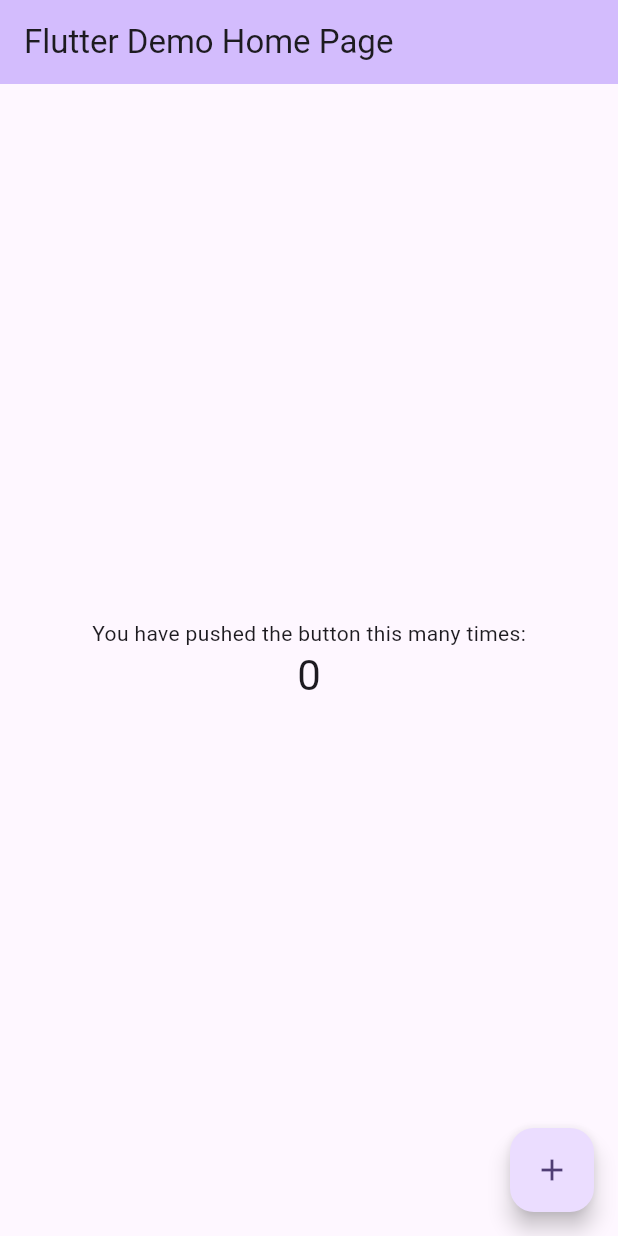
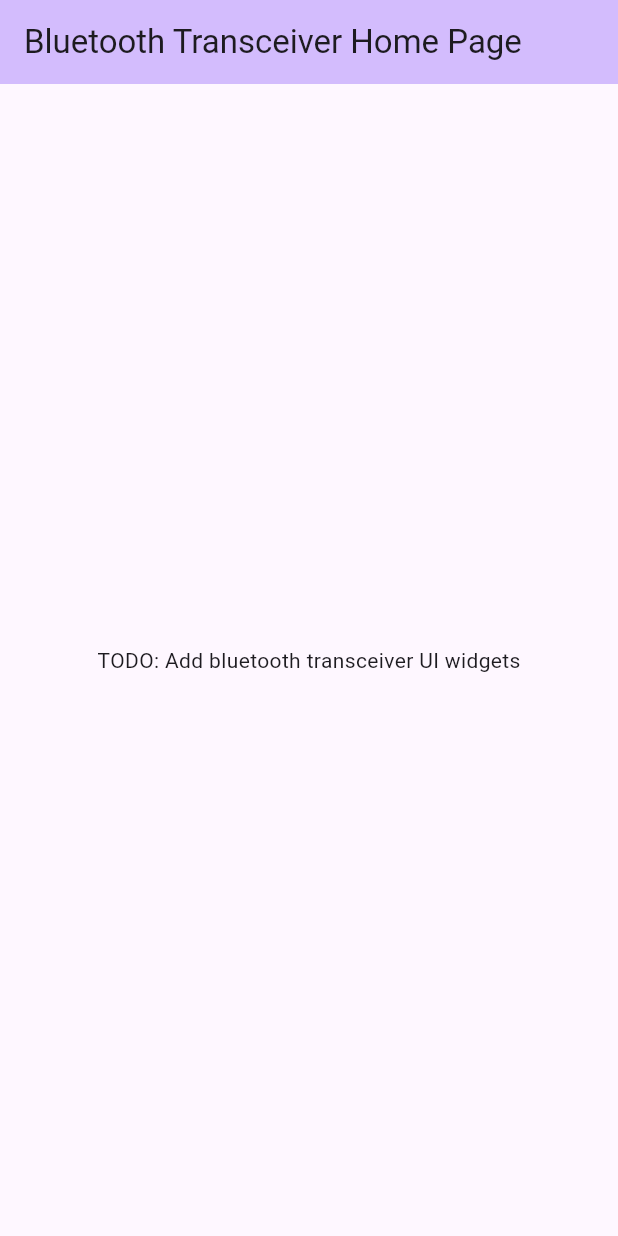
Before and after one commit to danielvallance/flutter_bluetooth_communication, a Flutter app: the screen it shows after launch, on a phone screen of 412 x 824 dp. Run offline on Flutter 3.47's test engine with Material 3 defaults, Android fonts, the light colour scheme and no system bars.

Commit message:
Removed some boilerplate code from the default initial Flutter project generated by VSCode

```diff
--- a/lib/main.dart
+++ b/lib/main.dart
@@ -1,125 +1,45 @@
 import 'package:flutter/material.dart';
 
 void main() {
-  runApp(const MyApp());
+  runApp(const BluetoothTransceiverApp());
 }
 
-class MyApp extends StatelessWidget {
-  const MyApp({super.key});
+class BluetoothTransceiverApp extends StatelessWidget {
+  const BluetoothTransceiverApp({super.key});
 
-  // This widget is the root of your application.
   @override
   Widget build(BuildContext context) {
     return MaterialApp(
-      title: 'Flutter Demo',
+      title: 'Bluetooth Transceiver',
       theme: ThemeData(
-        // This is the theme of your application.
-        //
-        // TRY THIS: Try running your application with "flutter run". You'll see
-        // the application has a purple toolbar. Then, without quitting the app,
-        // try changing the seedColor in the colorScheme below to Colors.green
-        // and then invoke "hot reload" (save your changes or press the "hot
-        // reload" button in a Flutter-supported IDE, or press "r" if you used
-        // the command line to start the app).
-        //
-        // Notice that the counter didn't reset back to zero; the application
-        // state is not lost during the reload. To reset the state, use hot
-        // restart instead.
-        //
-        // This works for code too, not just values: Most code changes can be
-        // tested with just a hot reload.
         colorScheme: ColorScheme.fromSeed(seedColor: Colors.deepPurple),
         useMaterial3: true,
       ),
-      home: const MyHomePage(title: 'Flutter Demo Home Page'),
+      home: const BluetoothTransceiverHomePage(),
     );
   }
 }
 
-class MyHomePage extends StatefulWidget {
-  const MyHomePage({super.key, required this.title});
-
-  // This widget is the home page of your application. It is stateful, meaning
-  // that it has a State object (defined below) that contains fields that affect
-  // how it looks.
-
-  // This class is the configuration for the state. It holds the values (in this
-  // case the title) provided by the parent (in this case the App widget) and
-  // used by the build method of the State. Fields in a Widget subclass are
-  // always marked "final".
-
-  final String title;
-
-  @override
-  State<MyHomePage> createState() => _MyHomePageState();
-}
-
-class _MyHomePageState extends State<MyHomePage> {
-  int _counter = 0;
-
-  void _incrementCounter() {
-    setState(() {
-      // This call to setState tells the Flutter framework that something has
-      // changed in this State, which causes it to rerun the build method below
-      // so that the display can reflect the updated values. If we changed
-      // _counter without calling setState(), then the build method would not be
-      // called again, and so nothing would appear to happen.
-      _counter++;
-    });
-  }
+class BluetoothTransceiverHomePage extends StatelessWidget {
+  const BluetoothTransceiverHomePage({super.key});
 
   @override
   Widget build(BuildContext context) {
-    // This method is rerun every time setState is called, for instance as done
-    // by the _incrementCounter method above.
-    //
-    // The Flutter framework has been optimized to make rerunning build methods
-    // fast, so that you can just rebuild anything that needs updating rather
-    // than having to individually change instances of widgets.
     return Scaffold(
       appBar: AppBar(
-        // TRY THIS: Try changing the color here to a specific color (to
-        // Colors.amber, perhaps?) and trigger a hot reload to see the AppBar
-        // change color while the other colors stay the same.
         backgroundColor: Theme.of(context).colorScheme.inversePrimary,
-        // Here we take the value from the MyHomePage object that was created by
-        // the App.build method, and use it to set our appbar title.
-        title: Text(widget.title),
+        title: const Text("Bluetooth Transceiver Home Page"),
       ),
-      body: Center(
-        // Center is a layout widget. It takes a single child and positions it
-        // in the middle of the parent.
+      body: const Center(
         child: Column(
-          // Column is also a layout widget. It takes a list of children and
-          // arranges them vertically. By default, it sizes itself to fit its
-          // children horizontally, and tries to be as tall as its parent.
-          //
-          // Column has various properties to control how it sizes itself and
-          // how it positions its children. Here we use mainAxisAlignment to
-          // center the children vertically; the main axis here is the vertical
-          // axis because Columns are vertical (the cross axis would be
-          // horizontal).
-          //
-          // TRY THIS: Invoke "debug painting" (choose the "Toggle Debug Paint"
-          // action in the IDE, or press "p" in the console), to see the
-          // wireframe for each widget.
           mainAxisAlignment: MainAxisAlignment.center,
           children: <Widget>[
-            const Text(
-              'You have pushed the button this many times:',
-            ),
             Text(
-              '$_counter',
-              style: Theme.of(context).textTheme.headlineMedium,
+              'TODO: Add bluetooth transceiver UI widgets',
             ),
           ],
         ),
       ),
-      floatingActionButton: FloatingActionButton(
-        onPressed: _incrementCounter,
-        tooltip: 'Increment',
-        child: const Icon(Icons.add),
-      ), // This trailing comma makes auto-formatting nicer for build methods.
     );
   }
 }
```
Also changed, not shown: 9 other files.
